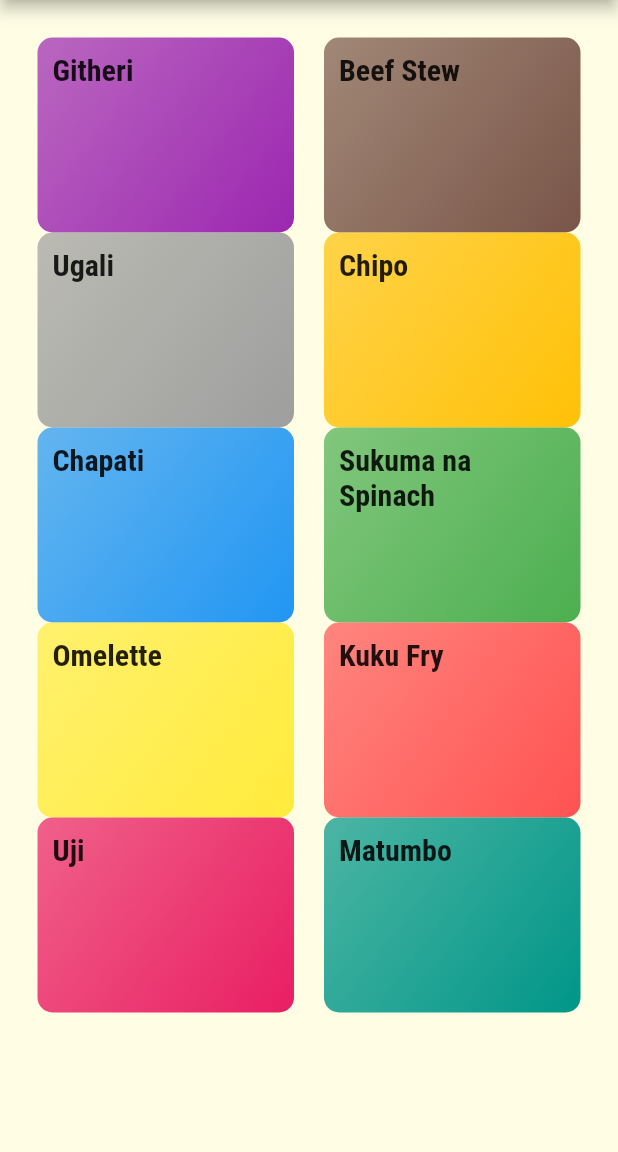
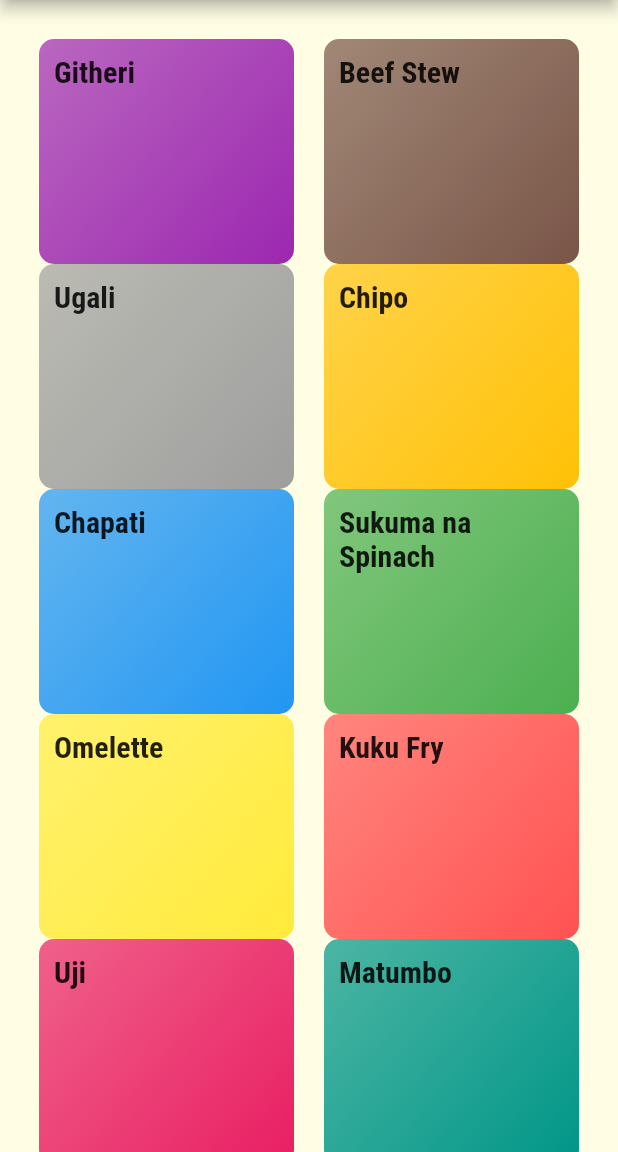
Before and after one commit to notrayo/recipes-app, a Flutter app: the screen it shows after launch, on a phone screen of 412 x 824 dp, the part 84-1236 px from its top. Run offline on Flutter 3.47's test engine with Material 2 defaults, Android fonts, the phone set to English and light mode, and no system bars.

Commit message:
light changes

```diff
--- a/lib/categories_screen.dart
+++ b/lib/categories_screen.dart
@@ -12,12 +12,12 @@ class CategoriesScreen extends StatelessWidget {
     return Scaffold(
       appBar: AppBar(title: const Text('Kenyan Meals')),
       body: GridView(
-          padding: const EdgeInsets.all(25),
+          padding: const EdgeInsets.all(26),
           gridDelegate: const SliverGridDelegateWithMaxCrossAxisExtent(
               maxCrossAxisExtent: 300,
               childAspectRatio: 3 / 2,
               crossAxisSpacing: 20,
-              mainAxisExtent: 130),
+              mainAxisExtent: 150),
           children: dummyCategories
               .map((catData) =>
                   CategoryItem(catData.id, catData.title, catData.color))
```
